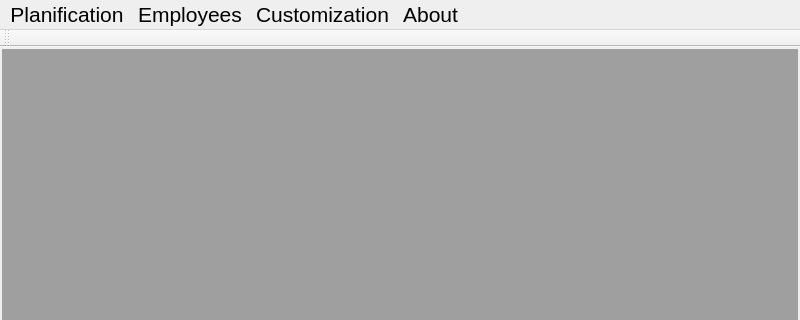
Qt form b6p/mainwindow.ui (diegowald/b6p) before a commit; both pictures show x 0 to 800 and y 0 to 320 of the 800 by 600 pixel window.
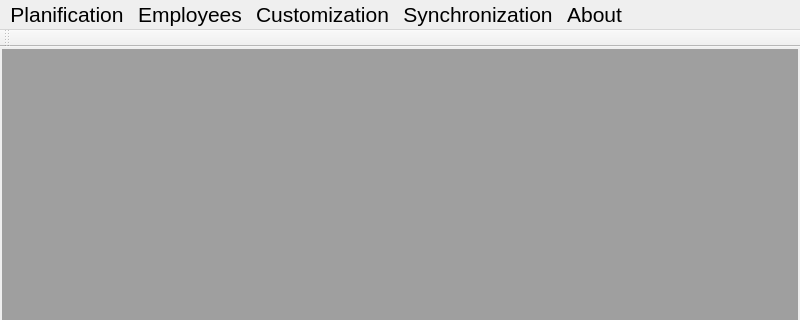
The same form after that commit. Icons and pictures are not drawn.

```diff
--- a/b6p/mainwindow.ui
+++ b/b6p/mainwindow.ui
@@ -93,9 +93,16 @@
     </property>
     <addaction name="actionAbout"/>
    </widget>
+   <widget class="QMenu" name="menuSynchronization">
+    <property name="title">
+     <string>Synchronization</string>
+    </property>
+    <addaction name="actionSynchronize"/>
+   </widget>
    <addaction name="menuPlanification"/>
    <addaction name="menuEmployees"/>
    <addaction name="menuCustomization"/>
+   <addaction name="menuSynchronization"/>
    <addaction name="menuAbout"/>
   </widget>
   <widget class="QToolBar" name="mainToolBar">
```
Left out of the diff: 29 changed lines with no effect on the pictures.
